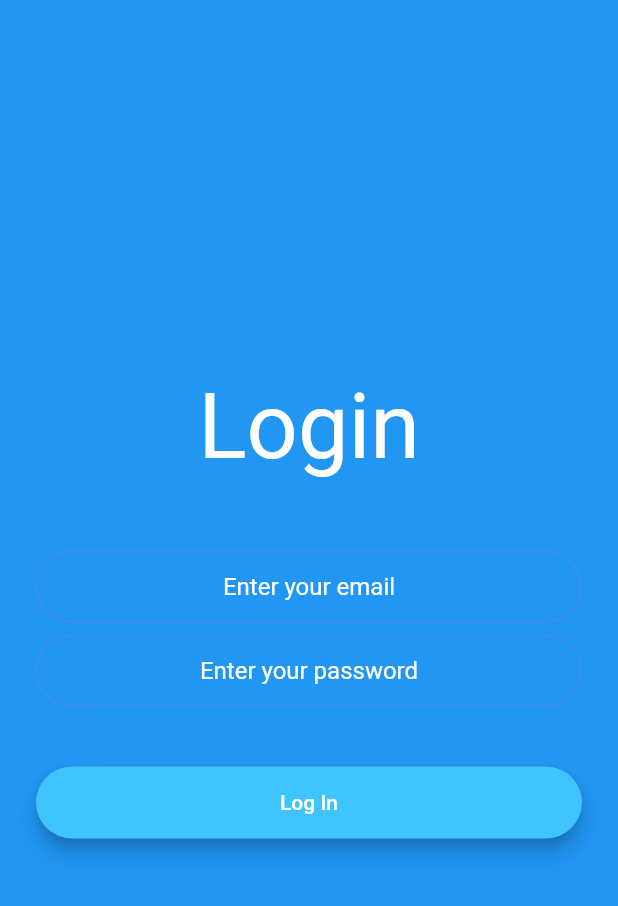
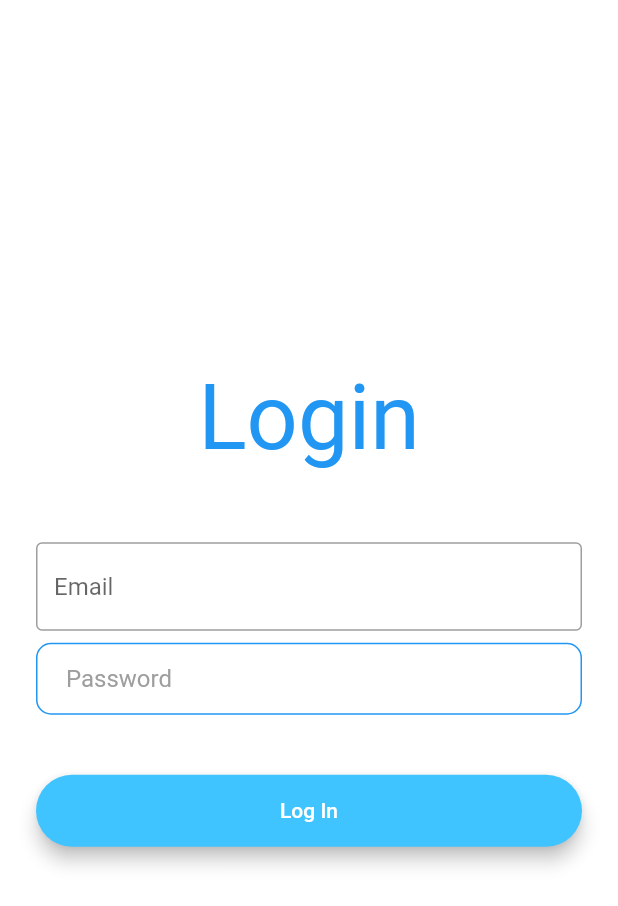
Before and after one commit to LondonTran/MoodApp, a Flutter app: the screen it shows after launch, after a tap on "Log In", on a phone screen of 412 x 824 dp. Shown: the top 906 px of the screen. Run offline on Flutter 3.47's test engine with Material 2 defaults, Android fonts, the phone set to English and light mode, and no system bars; our stand-ins replace cloud_firestore, firebase_auth, firebase_core, modal_progress_hud; accounts and stored records are empty.

Commit message:
1. Removed else block from login_screen.dart

```diff
--- a/lib/constants.dart
+++ b/lib/constants.dart
@@ -25,11 +25,11 @@ const kTextFieldDecoration = InputDecoration(
     borderRadius: BorderRadius.all(Radius.circular(32.0)),
   ),
   enabledBorder: OutlineInputBorder(
-    borderSide: BorderSide(color: Colors.blueAccent, width: 1.0),
-    borderRadius: BorderRadius.all(Radius.circular(32.0)),
+    borderSide: BorderSide(color: Colors.blue, width: 1.0),
+    borderRadius: BorderRadius.all(Radius.circular(10.0)),
   ),
   focusedBorder: OutlineInputBorder(
-    borderSide: BorderSide(color: Colors.blueAccent, width: 2.0),
-    borderRadius: BorderRadius.all(Radius.circular(32.0)),
+    borderSide: BorderSide(color: Colors.blue, width: 2.0),
+    borderRadius: BorderRadius.all(Radius.circular(10.0)),
   ),
 );
--- a/lib/screens/login_screen.dart
+++ b/lib/screens/login_screen.dart
@@ -20,7 +20,7 @@ class _LoginScreenState extends State<LoginScreen> {
   @override
   Widget build(BuildContext context) {
     return Scaffold(
-      backgroundColor: Colors.blue,
+      backgroundColor: Colors.white,
       body: ModalProgressHUD(
         inAsyncCall: showSpinner,
         child: Padding(
@@ -33,7 +33,7 @@ class _LoginScreenState extends State<LoginScreen> {
                 child: Text('Login',
                     style: TextStyle(
                       fontSize: 60,
-                      color: Colors.white,
+                      color: Colors.blue,
                     )),
               ),
               SizedBox(
@@ -41,36 +41,42 @@ class _LoginScreenState extends State<LoginScreen> {
               ),
               TextField(
                 keyboardType: TextInputType.emailAddress,
-                textAlign: TextAlign.center,
+                textAlign: TextAlign.left,
                 style: TextStyle(
-                  color: Colors.white,
+                  color: Colors.grey,
                 ),
                 onChanged: (value) {
                   email = value;
                 },
-                decoration: kTextFieldDecoration.copyWith(
-                    hintText: 'Enter your email',
-                    hintStyle: TextStyle(
-                      color: Colors.white,
-                    )),
+                decoration: InputDecoration(
+                  border: OutlineInputBorder(),
+                  hintText: 'Email',
+                ),
+                // decoration: kTextFieldDecoration.copyWith(
+                //   hintText: 'Email',
+                //   hintStyle: TextStyle(
+                //     color: Colors.grey,
+                //   ),
+                // ),
               ),
               SizedBox(
                 height: 8.0,
               ),
               TextField(
                 obscureText: true,
-                textAlign: TextAlign.center,
+                textAlign: TextAlign.left,
                 style: TextStyle(
-                  color: Colors.white,
+                  color: Colors.grey,
                 ),
                 onChanged: (value) {
                   password = value;
                 },
                 decoration: kTextFieldDecoration.copyWith(
-                    hintText: 'Enter your password',
-                    hintStyle: TextStyle(
-                      color: Colors.white,
-                    )),
+                  hintText: 'Password',
+                  hintStyle: TextStyle(
+                    color: Colors.grey,
+                  ),
+                ),
               ),
               SizedBox(
                 height: 24.0,
@@ -88,12 +94,7 @@ class _LoginScreenState extends State<LoginScreen> {
                     if (user != null) {
                       Navigator.pushNamed(context, LandingScreen.id);
                     }
-                    if (user == null) {
-                      print("Incorrect email/password");
-                    }
                     setState(() {
-                      print("USER");
-                      print(user);
                       showSpinner = false;
                     });
                   } catch (e) {
```
